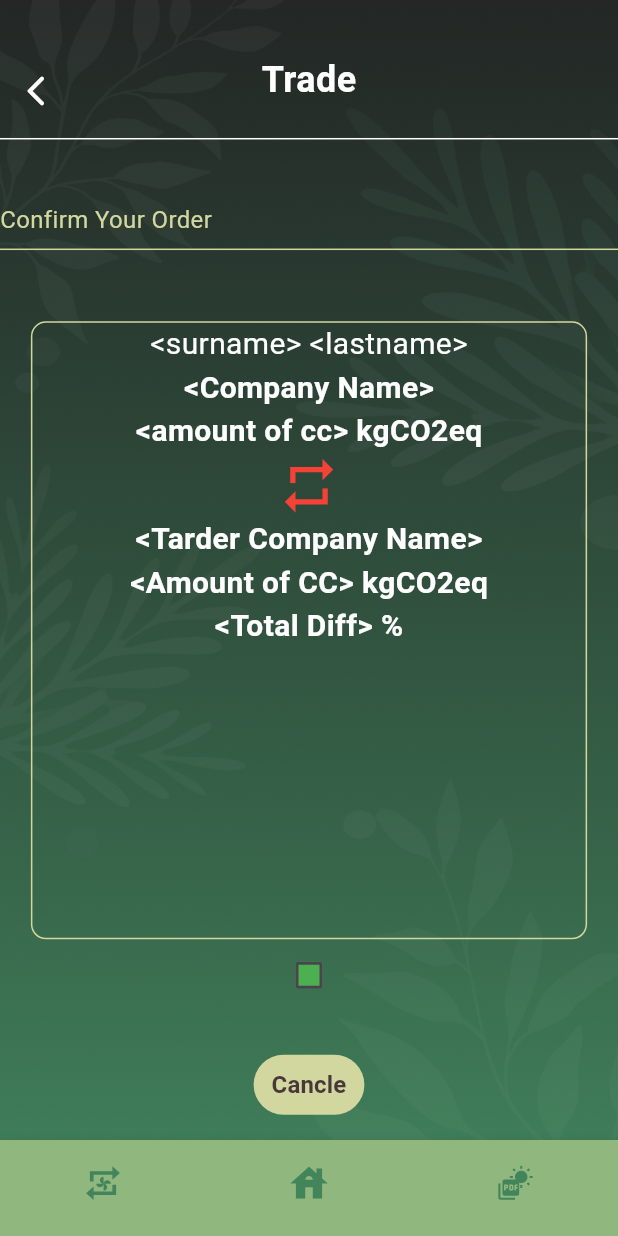
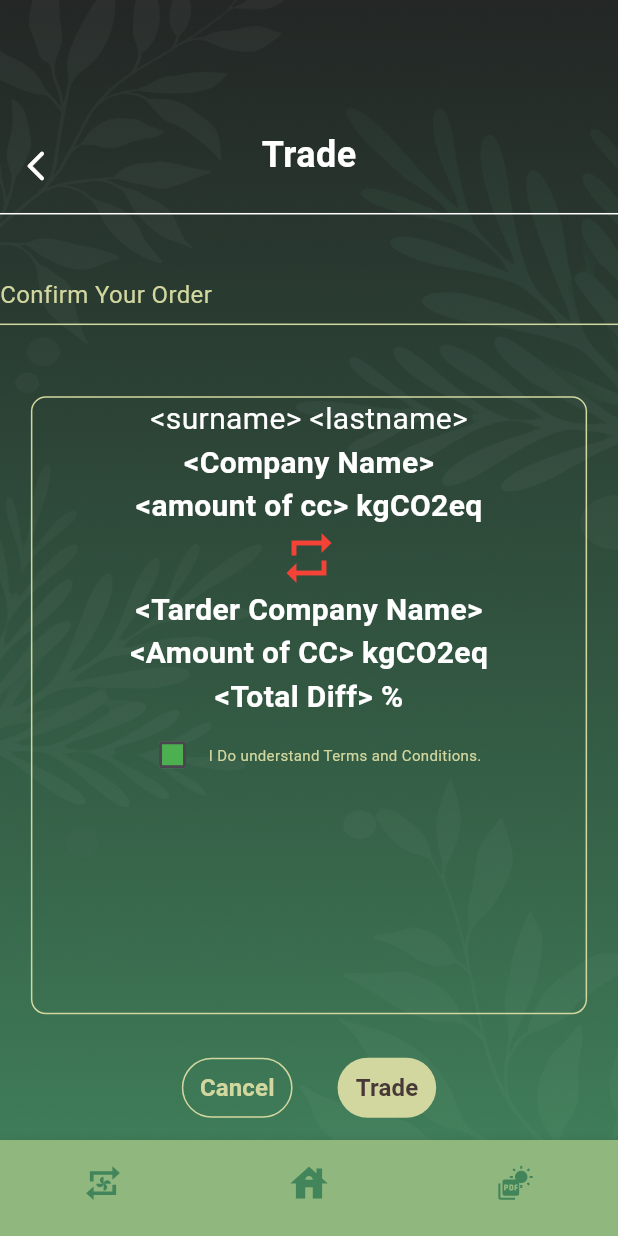
Before and after one commit to Sunthewhat/Integrated_Project_2, a Flutter app: the TradeConfirm screen opened directly, on a phone screen of 412 x 824 dp. Run offline on Flutter 3.47's test engine with Material 3 defaults, Android fonts, the light colour scheme and no system bars; our stand-ins replace dio, flutter_svg, google_fonts, image_picker, shared_preferences; accounts and stored records are empty; Roboto replaces fonts that are missing (Lemonada).

Commit message:
[ADD] add Confirmation box

```diff
--- a/app/lib/main.dart
+++ b/app/lib/main.dart
@@ -28,7 +28,7 @@ class CTrade extends StatelessWidget {
       },
       child: const MaterialApp(
         debugShowCheckedModeBanner: false,
-        home: LoadingPage(),
+        home: TradeConfirm(),
       ),
     );
   }
--- a/app/lib/pages/trade_confirmation.dart
+++ b/app/lib/pages/trade_confirmation.dart
@@ -39,12 +39,11 @@ class _TradeConfirmState extends State<TradeConfirm> {
             child: SingleChildScrollView(
                 child: Column(
               children: [
+                SizedBox(height: 50, width: 30),
                 RearrangeBar(),
                 InformWow(),
                 BoxConfirm(),
-                CheckboxExample(),
-                CancleButt(),
-                TradeButt(),
+                CancelButt(),
               ],
             )),
           )),
@@ -133,7 +132,7 @@ class BoxConfirm extends StatelessWidget {
           Icon(
             Icons.repeat_outlined,
             color: Colors.red,
-            size: 43,
+            size: 40,
           ),
           Text(
             '<Tarder Company Name>',
@@ -150,6 +149,10 @@ class BoxConfirm extends StatelessWidget {
             style: GoogleFonts.lexendExa(
                 fontSize: 20, color: Colors.white, fontWeight: FontWeight.bold),
           ),
+          Row(
+              mainAxisAlignment: MainAxisAlignment.center,
+              children: [CheckboxExample(), TermandCondition()]),
+
           // Checkbox(value: value, onChanged: onChanged)
         ]));
   }
@@ -164,12 +167,13 @@ class TermandCondition extends StatelessWidget {
   @override
   Widget build(BuildContext context) {
     return Column(
+      mainAxisAlignment: MainAxisAlignment.center,
       children: [
         Text(
-          'By clicking here, I state that I have read and understood the terms and conditions.',
+          'I Do understand Terms and Conditions.',
           style: GoogleFonts.lexendPeta(
             color: const Color(0xFFD2D79F),
-            fontSize: 16,
+            fontSize: 10,
             fontWeight: FontWeight.w400,
           ),
         )
@@ -230,64 +234,65 @@ class _CheckboxExampleState extends State<CheckboxExample> {
   }
 }
 
-class CancleButt extends StatelessWidget {
-  const CancleButt({super.key});
+class CancelButt extends StatelessWidget {
+  const CancelButt({super.key});
+
   @override
   Widget build(BuildContext context) {
     return Container(
-        // height: MediaQuery.of(context).size.height * 0.3,
-        // width: MediaQuery.of(context).size.width * 0.9,
       margin: const EdgeInsets.only(top: 25.0),
-        child: TextButton(
+      child: Row(
+        mainAxisAlignment: MainAxisAlignment.center,
+        children: [
+          TextButton(
             style: TextButton.styleFrom(
-                // margin: const EdgeInsets.only(top: 40.0),
-                // margin: const EdgeInsets.only(top: 40.0),
-                // padding: EdgeInsets.fromLTRB(0, 50, 0, 0),
               foregroundColor: Colors.brown,
-                backgroundColor: const Color(0xFFD2D79F)),
+              // backgroundColor: const Color(0xFFD2D79F),
+              side: BorderSide(color: const Color(0xFFD2D79F)),
+            ),
             onPressed: () {
               Navigator.pushReplacement(
                 context,
                 MaterialPageRoute(builder: (context) => const TradePage()),
               );
             },
-            child: Text('Cancle',
+            child: Text(
+              'Cancel',
               textAlign: TextAlign.center,
               style: GoogleFonts.lexendExa(
-                  color: const Color(0xFF483838),
+                color: const Color(0xFFD2D79F),
                 fontWeight: FontWeight.bold,
                 fontSize: 16,
-                ))));
-  }
-}
-
-class TradeButt extends StatelessWidget {
-  const TradeButt({super.key});
-  @override
-  Widget build(BuildContext context) {
-    return Container(
-        // height: MediaQuery.of(context).size.height * 0.3,
-        // width: MediaQuery.of(context).size.width * 0.9,
-        margin: const EdgeInsets.only(top: 25.0),
-        child: TextButton(
+              ),
+            ),
+          ),
+          SizedBox(
+            height: 10,
+            width: 30,
+          ),
+          TextButton(
             style: TextButton.styleFrom(
-                // margin: const EdgeInsets.only(top: 40.0),
-                // margin: const EdgeInsets.only(top: 40.0),
-                // padding: EdgeInsets.fromLTRB(0, 50, 0, 0),
               foregroundColor: Colors.brown,
-                backgroundColor: const Color(0xFFD2D79F)),
+              backgroundColor: const Color(0xFFD2D79F),
+            ),
             onPressed: () {
               Navigator.pushReplacement(
                 context,
                 MaterialPageRoute(builder: (context) => const TradeSuccess()),
               );
             },
-            child: Text('Trade',
+            child: Text(
+              'Trade',
               textAlign: TextAlign.center,
               style: GoogleFonts.lexendExa(
                 color: const Color(0xFF483838),
                 fontWeight: FontWeight.bold,
                 fontSize: 16,
-                ))));
+              ),
+            ),
+          ),
+        ],
+      ),
+    );
   }
 }
```
Lines whose indentation alone changed are shown as unchanged.
